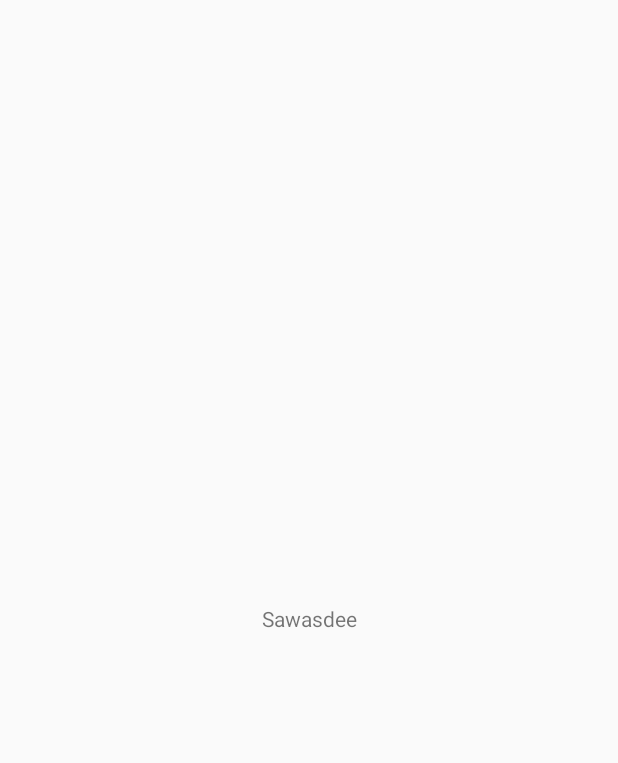
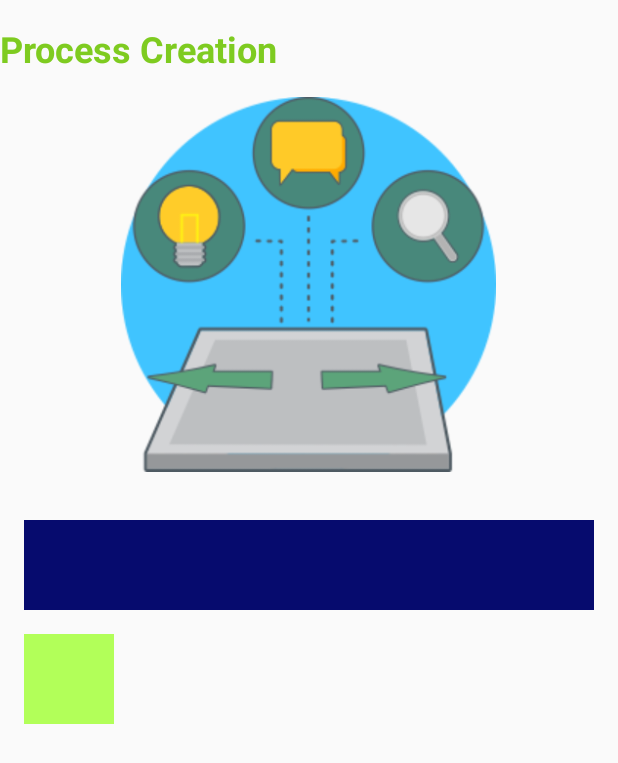
Before and after one commit to TheOA5679/MyEASYSERVICE, an Android app: the screen it shows after launch (MainActivity), on a phone screen of 412 x 824 dp. Before the commit the part shown is almost empty. Shown: the top 763 px of the screen. Run offline under Robolectric (Android 15) with nearby library versions, the light colour scheme and no system bars.

Commit message:
21 OCT 2017 , 16:00  Finished Create
- Main Activity
- fragment (main,second)

```diff
--- a/app/src/main/java/app/mellowso/thakorn/myeasyservice/MainActivity.java
+++ b/app/src/main/java/app/mellowso/thakorn/myeasyservice/MainActivity.java
@@ -2,6 +2,8 @@ package app.mellowso.thakorn.myeasyservice;
 
 import android.support.v7.app.AppCompatActivity;
 import android.os.Bundle;
+
+import app.mellowso.thakorn.myeasyservice.fragment.MainFragment;
 
 public class MainActivity extends AppCompatActivity {
 
@@ -9,5 +11,16 @@ public class MainActivity extends AppCompatActivity {
     protected void onCreate(Bundle savedInstanceState) {
         super.onCreate(savedInstanceState);
         setContentView(R.layout.activity_main);
-    }
-}
+
+        if (savedInstanceState == null) {
+            getSupportFragmentManager().beginTransaction()
+                    .add(R.id.contentgfragmentmain,new MainFragment()).commit();
+
+        }
+
+
+
+  } // main class
+
+
+} // main class
--- a/app/src/main/res/layout/activity_main.xml
+++ b/app/src/main/res/layout/activity_main.xml
@@ -1,18 +1,23 @@
 <?xml version="1.0" encoding="utf-8"?>
-<android.support.constraint.ConstraintLayout xmlns:android="http://schemas.android.com/apk/res/android"
+<LinearLayout xmlns:android="http://schemas.android.com/apk/res/android"
     xmlns:app="http://schemas.android.com/apk/res-auto"
     xmlns:tools="http://schemas.android.com/tools"
+    android:orientation="vertical"
     android:layout_width="match_parent"
     android:layout_height="match_parent"
     tools:context="app.mellowso.thakorn.myeasyservice.MainActivity">
 
-    <TextView
-        android:layout_width="wrap_content"
-        android:layout_height="wrap_content"
-        android:text="Sawasdee"
-        app:layout_constraintBottom_toBottomOf="parent"
-        app:layout_constraintLeft_toLeftOf="parent"
-        app:layout_constraintRight_toRightOf="parent"
-        app:layout_constraintTop_toTopOf="parent" />
+    <!--toolbar-->
 
-</android.support.constraint.ConstraintLayout>
+
+
+    <!--content fragment-->
+    <FrameLayout
+
+        android:id="@+id/contentgfragmentmain"
+        android:layout_width="match_parent"
+        android:layout_height="match_parent"/>
+
+
+
+</LinearLayout>
--- a/app/src/main/res/layout/frafment_main.xml
+++ b/app/src/main/res/layout/frafment_main.xml
@@ -20,7 +20,7 @@
     <!--this is logo view-->
     <ImageView
         android:layout_gravity="center_horizontal"
-        android:src="@drawable/mellowso"
+        android:src="@drawable/logo2"
         android:layout_margin="@dimen/margin"
         android:layout_width="@dimen/icon2"
         android:layout_height="@dimen/icon2" />
--- a/app/src/main/res/values/strings.xml
+++ b/app/src/main/res/values/strings.xml
@@ -1,4 +1,5 @@
 <resources>
     <string name="app_name">My EASY SERVICE</string>
-    <string name="name">เมลโล่ โซลูชั่นส์</string>
+    <string name="name">Process Creation</string>
+    <string name="name2">SUCCESS</string>
 </resources>
```
Also changed, not shown: app/src/main/res/layout/fragment_second.xml (added, +23 -0 lines), app/src/main/res/drawable/logo2.png (added).
